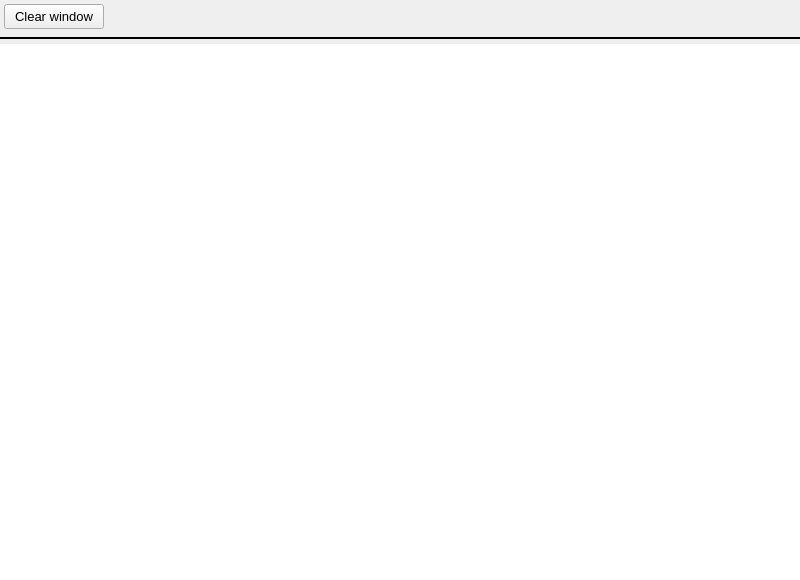
Old version of the form src_add/widgets/message.ui in the repository mworion/MountWizzard4.
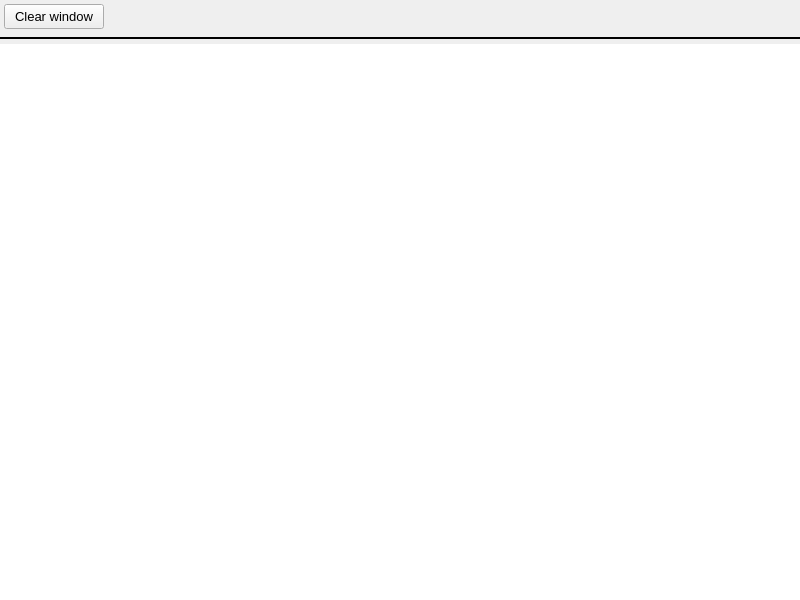
New version of the form.

```diff
--- a/src_add/widgets/message.ui
+++ b/src_add/widgets/message.ui
@@ -7,19 +7,19 @@
     <x>0</x>
     <y>0</y>
     <width>800</width>
-    <height>580</height>
+    <height>600</height>
    </rect>
   </property>
   <property name="sizePolicy">
-   <sizepolicy hsizetype="Preferred" vsizetype="Preferred">
+   <sizepolicy hsizetype="Expanding" vsizetype="Expanding">
     <horstretch>0</horstretch>
     <verstretch>0</verstretch>
    </sizepolicy>
   </property>
   <property name="minimumSize">
    <size>
-    <width>800</width>
-    <height>580</height>
+    <width>0</width>
+    <height>0</height>
    </size>
   </property>
   <property name="maximumSize">
```
